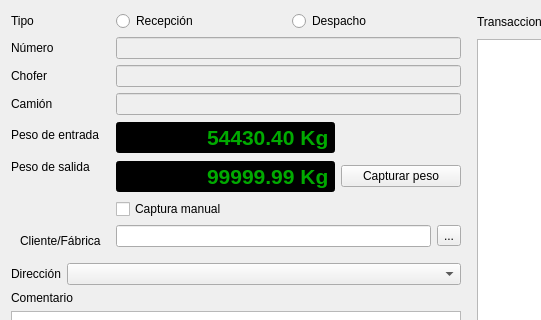
elshaka/Romano, file romano/ui/close_ticket.ui: the form before one commit; both pictures show x 0 to 541 and y 0 to 320 of the 1000 by 633 pixel window.
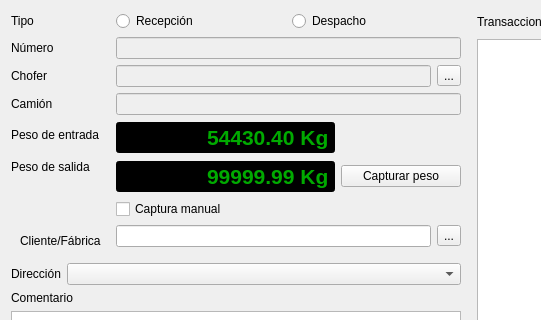
The form after the commit. Icons and pictures are not drawn.

Commit message: Enabled driver change in ticket close

Patch:
```diff
--- a/romano/ui/close_ticket.ui
+++ b/romano/ui/close_ticket.ui
@@ -119,10 +119,39 @@
            </widget>
           </item>
           <item row="2" column="1">
-           <widget class="QLineEdit" name="driverLineEdit">
-            <property name="enabled">
-             <bool>false</bool>
-            </property>
+           <widget class="QWidget" name="driverWidget" native="true">
+            <layout class="QHBoxLayout" name="horizontalLayout_5">
+             <property name="leftMargin">
+              <number>0</number>
+             </property>
+             <property name="topMargin">
+              <number>0</number>
+             </property>
+             <property name="rightMargin">
+              <number>0</number>
+             </property>
+             <property name="bottomMargin">
+              <number>0</number>
+             </property>
+             <item>
+              <widget class="QLineEdit" name="driverLineEdit">
+               <property name="enabled">
+                <bool>false</bool>
+               </property>
+              </widget>
+             </item>
+             <item>
+              <widget class="QToolButton" name="changeDriverButton">
+               <property name="text">
+                <string>...</string>
+               </property>
+               <property name="icon">
+                <iconset>
+                 <normaloff>:/icons/add-transaction.png</normaloff>:/icons/add-transaction.png</iconset>
+               </property>
+              </widget>
+             </item>
+            </layout>
            </widget>
           </item>
           <item row="3" column="0">
```
Left out of the diff: 6 changed lines with no effect on the pictures. The commit also changes 6 other files.
